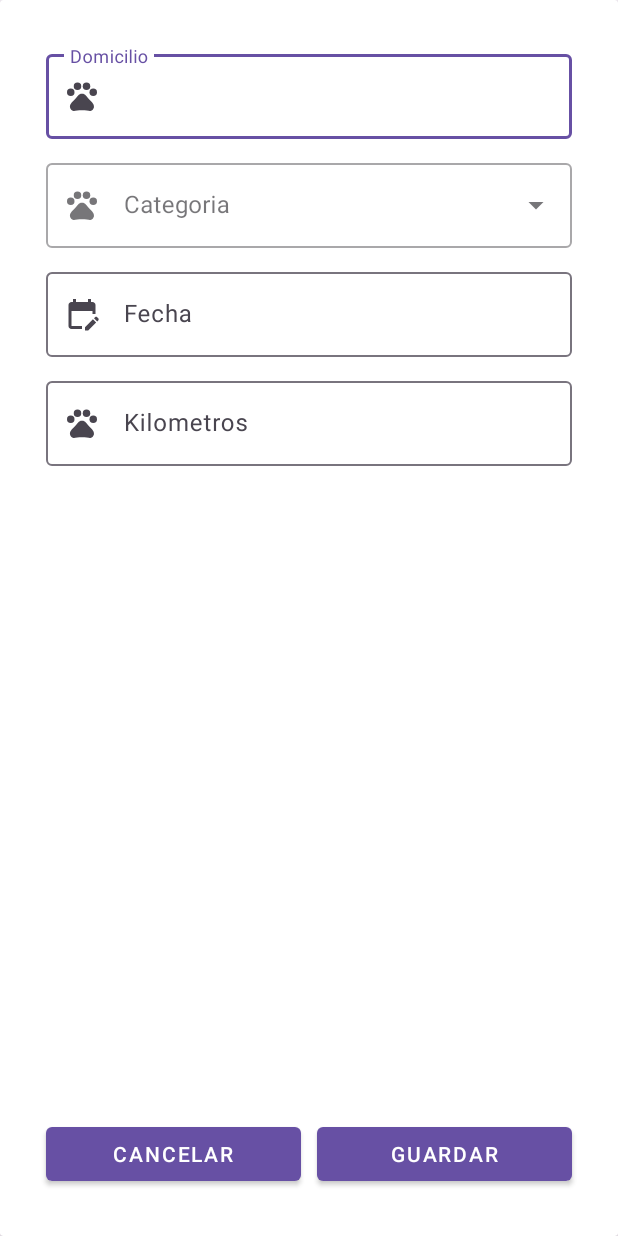
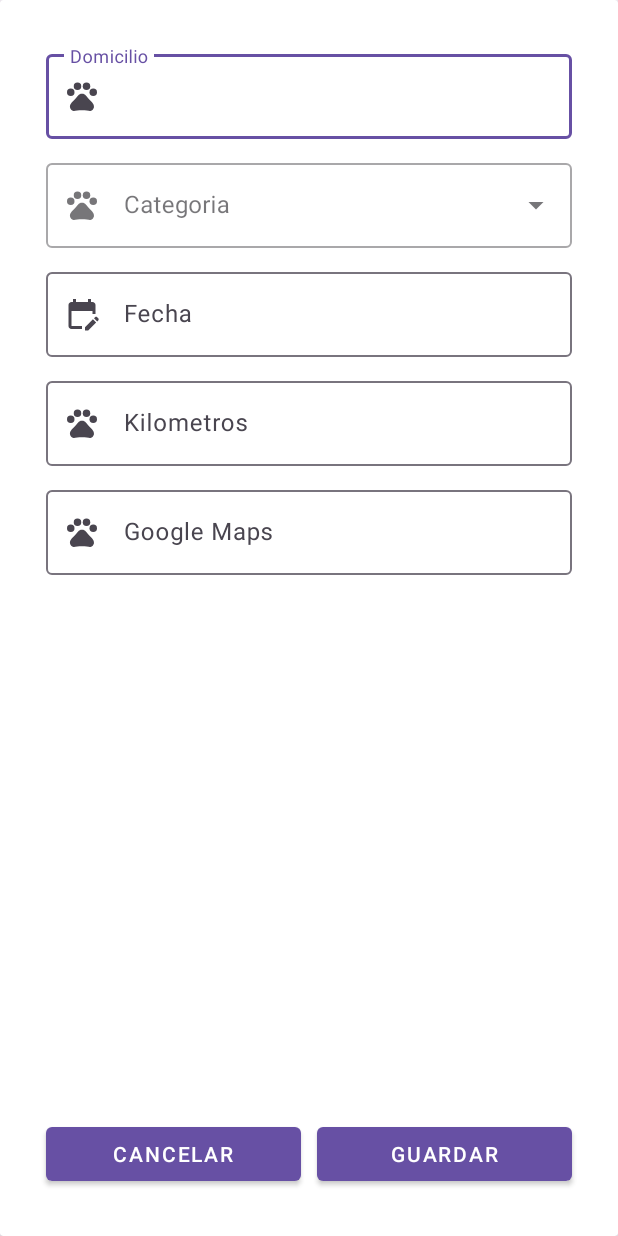
Before and after one commit to luis09157/KatzenApp, an Android app: the layout vista_agregar_viajes_detalle.xml on its own in the app's theme, with its tools: preview values and no code run, on a phone screen of 412 x 824 dp. Run offline under Robolectric (Android 15) with nearby library versions, the phone set to English and light mode, and no system bars.

Commit message:
mas menos estable

```diff
--- a/app/src/main/java/com/example/katzen/Model/VentaMesDetalleModel.kt
+++ b/app/src/main/java/com/example/katzen/Model/VentaMesDetalleModel.kt
@@ -7,5 +7,6 @@ data class  VentaMesDetalleModel (
     var fecha: String = "",
     var ganancia: String = "",
     var kilometros: String = "",
-    var venta: String = ""
+    var venta: String = "",
+    var linkMaps: String = ""
 )
--- a/app/src/main/res/layout/vista_agregar_viajes_detalle.xml
+++ b/app/src/main/res/layout/vista_agregar_viajes_detalle.xml
@@ -75,8 +75,23 @@
                     <com.google.android.material.textfield.TextInputEditText
                         android:id="@+id/text_kilometros"
                         android:backgroundTint="@color/white"
-                        android:inputType="number"
-                        android:digits="0123456789"
+                        android:inputType="numberDecimal"
+                        android:digits="0123456789."
+                        android:layout_width="match_parent"
+                        android:layout_height="wrap_content" />
+                </com.google.android.material.textfield.TextInputLayout>
+                <com.google.android.material.textfield.TextInputLayout
+                    android:layout_width="match_parent"
+                    android:layout_height="wrap_content"
+                    android:layout_margin="5dp"
+                    app:startIconDrawable="@drawable/ic_pet"
+                    android:enabled="true"
+                    android:hint="@string/txtField_maps">
+
+                    <com.google.android.material.textfield.TextInputEditText
+                        android:id="@+id/text_link_maps"
+                        android:backgroundTint="@color/white"
+                        android:inputType="text"
                         android:layout_width="match_parent"
                         android:layout_height="wrap_content" />
                 </com.google.android.material.textfield.TextInputLayout>
--- a/app/src/main/res/layout/vista_viajes.xml
+++ b/app/src/main/res/layout/vista_viajes.xml
@@ -27,7 +27,7 @@
                     android:src="@drawable/baseline_calendar_month_24"
                     android:layout_width="match_parent"
                     android:layout_weight="0.7"
-                    android:layout_margin="10dp"
+                    android:layout_margin="5dp"
                     android:layout_height="match_parent" />
                 <TextView
                     android:id="@+id/txt_mes"
@@ -36,7 +36,7 @@
                     android:layout_height="match_parent"
                     android:gravity="center|top"
                     android:textColor="@color/black"
-                    android:textSize="24dp"
+                    android:textSize="20dp"
                     android:textStyle="bold"
                     android:text="OCT"/>
             </LinearLayout>
--- a/app/src/main/res/values/strings.xml
+++ b/app/src/main/res/values/strings.xml
@@ -62,6 +62,7 @@
     <string name="txtField_domicilio">Domicilio</string>
     <string name="txtField_fecha">Fecha</string>
     <string name="txtField_kilometros">Kilometros</string>
+    <string name="txtField_maps">Google Maps</string>
 
 
     <string name="txt_direccion">Calle Zinc 318, Los Cristales 1er Sector, Gpe, N.L.</string>
```
Also changed, not shown: app/src/main/java/com/example/katzen/ui/viajes/ViajesDetalleFragment.kt (+18 -3 lines), app/src/main/java/com/example/katzen/ui/viajes/ViajesFragment.kt (+3 -14 lines).
